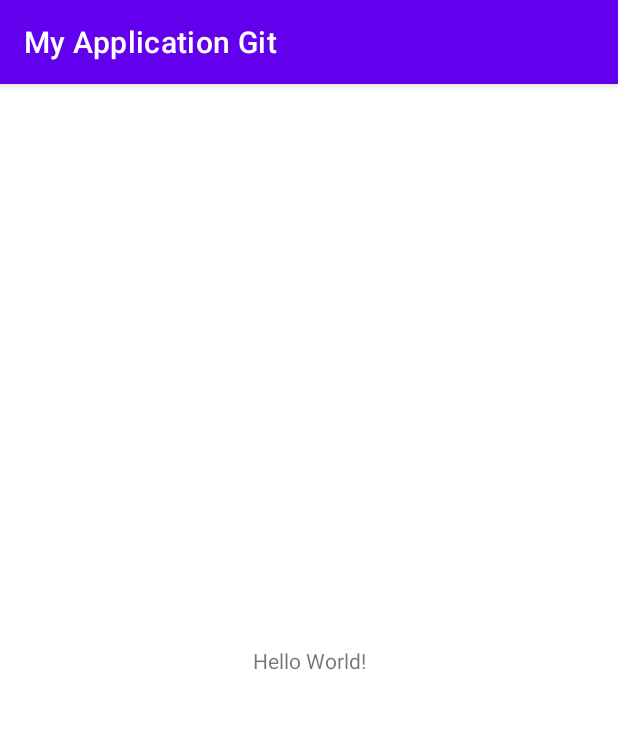
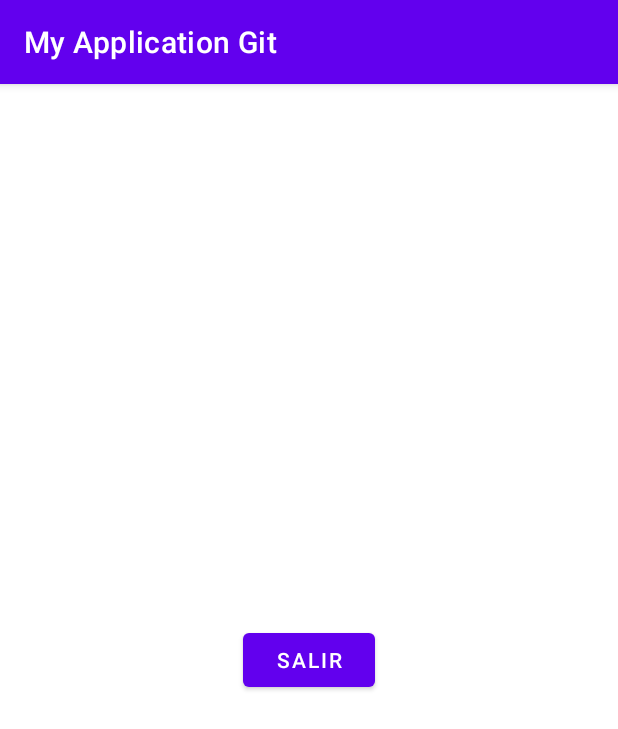
Before and after one commit to Guts32/MApplicationGit, an Android app: the MainActivity screen opened directly, with no data from a screen before it, on a phone screen of 412 x 824 dp. Shown: the top 729 px of the screen. Run offline under Robolectric (Android 15) with nearby library versions, the phone set to English and light mode, and no system bars; our stand-ins replace Firebase (no records; nobody signed in at launch, a user with empty details on screens opened directly).

```diff
--- a/app/build.gradle
+++ b/app/build.gradle
@@ -1,5 +1,6 @@
 plugins {
     id 'com.android.application'
+    id 'com.google.gms.google-services'
 }
 
 android {
@@ -34,6 +35,7 @@ dependencies {
     implementation 'com.google.android.material:material:1.2.1'
     implementation 'androidx.constraintlayout:constraintlayout:2.0.4'
     implementation 'androidx.legacy:legacy-support-v4:1.0.0'
+    implementation 'com.google.firebase:firebase-auth:20.0.1'
     testImplementation 'junit:junit:4.+'
     androidTestImplementation 'androidx.test.ext:junit:1.1.2'
     androidTestImplementation 'androidx.test.espresso:espresso-core:3.3.0'
--- a/app/src/main/java/com/myapp/myapplicationgit/MainActivity.java
+++ b/app/src/main/java/com/myapp/myapplicationgit/MainActivity.java
@@ -2,13 +2,36 @@ package com.myapp.myapplicationgit;
 
 import androidx.appcompat.app.AppCompatActivity;
 
+import android.app.Notification;
+import android.content.Intent;
 import android.os.Bundle;
+import android.view.View;
+import android.widget.Button;
+
+import com.google.firebase.auth.FirebaseAuth;
 
 public class MainActivity extends AppCompatActivity {
+
+    FirebaseAuth mAuth;
+    Button button;
 
     @Override
     protected void onCreate(Bundle savedInstanceState) {
         super.onCreate(savedInstanceState);
         setContentView(R.layout.activity_main);
+
+        mAuth = FirebaseAuth.getInstance();
+        button = findViewById(R.id.Salir);
+
+        button.setOnClickListener(new View.OnClickListener() {
+            @Override
+            public void onClick(View v) {
+                if(mAuth != null){
+                    mAuth.signOut();
+                    startActivity(new Intent(MainActivity.this, LoginActivity.class));
+                    finish();
+                }
+            }
+        });
     }
 }
--- a/app/src/main/res/layout/activity_main.xml
+++ b/app/src/main/res/layout/activity_main.xml
@@ -6,13 +6,14 @@
     android:layout_height="match_parent"
     tools:context=".MainActivity">
 
-    <TextView
+    <Button
+        android:id="@+id/Salir"
         android:layout_width="wrap_content"
         android:layout_height="wrap_content"
-        android:text="Hello World!"
+        android:text="Salir"
         app:layout_constraintBottom_toBottomOf="parent"
-        app:layout_constraintLeft_toLeftOf="parent"
-        app:layout_constraintRight_toRightOf="parent"
+        app:layout_constraintEnd_toEndOf="parent"
+        app:layout_constraintStart_toStartOf="parent"
         app:layout_constraintTop_toTopOf="parent" />
 
 </androidx.constraintlayout.widget.ConstraintLayout>
--- a/build.gradle
+++ b/build.gradle
@@ -6,6 +6,7 @@ buildscript {
     }
     dependencies {
         classpath "com.android.tools.build:gradle:4.1.1"
+        classpath 'com.google.gms:google-services:4.3.4'
 
         // NOTE: Do not place your application dependencies here; they belong
         // in the individual module build.gradle files
```
Also changed, not shown: app/src/main/java/com/myapp/myapplicationgit/Login_Tap_Fragment.java (+76 -29 lines), app/src/main/res/layout/fragment_login__tap_.xml (+5 -2 lines), 1 other file.
